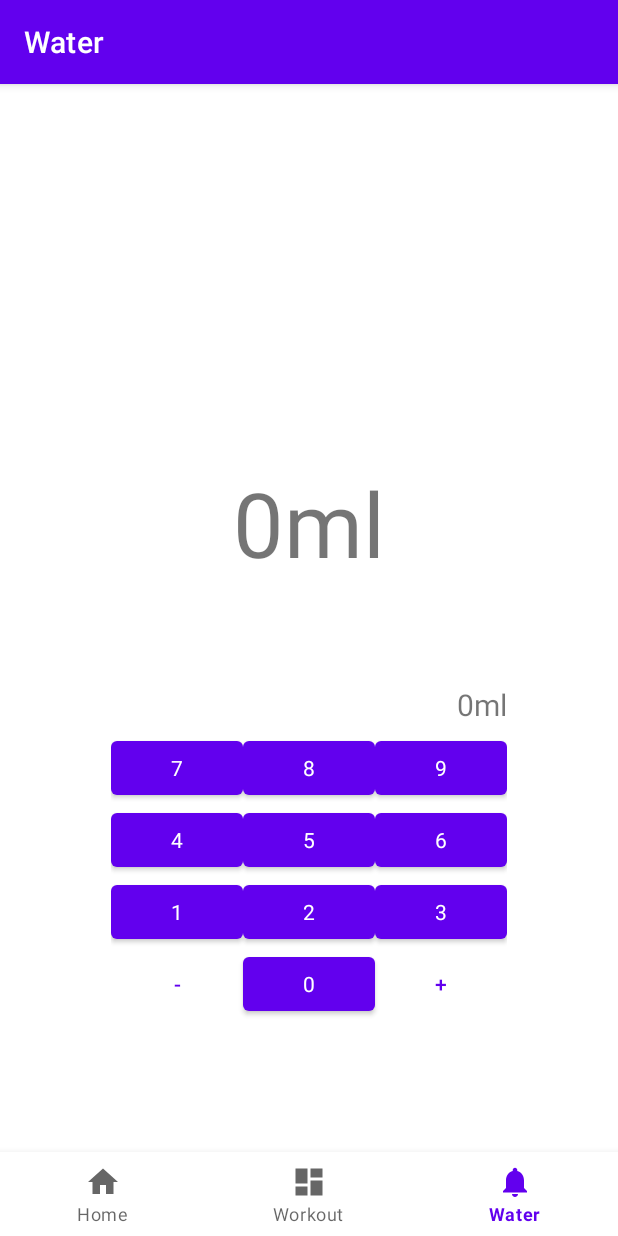
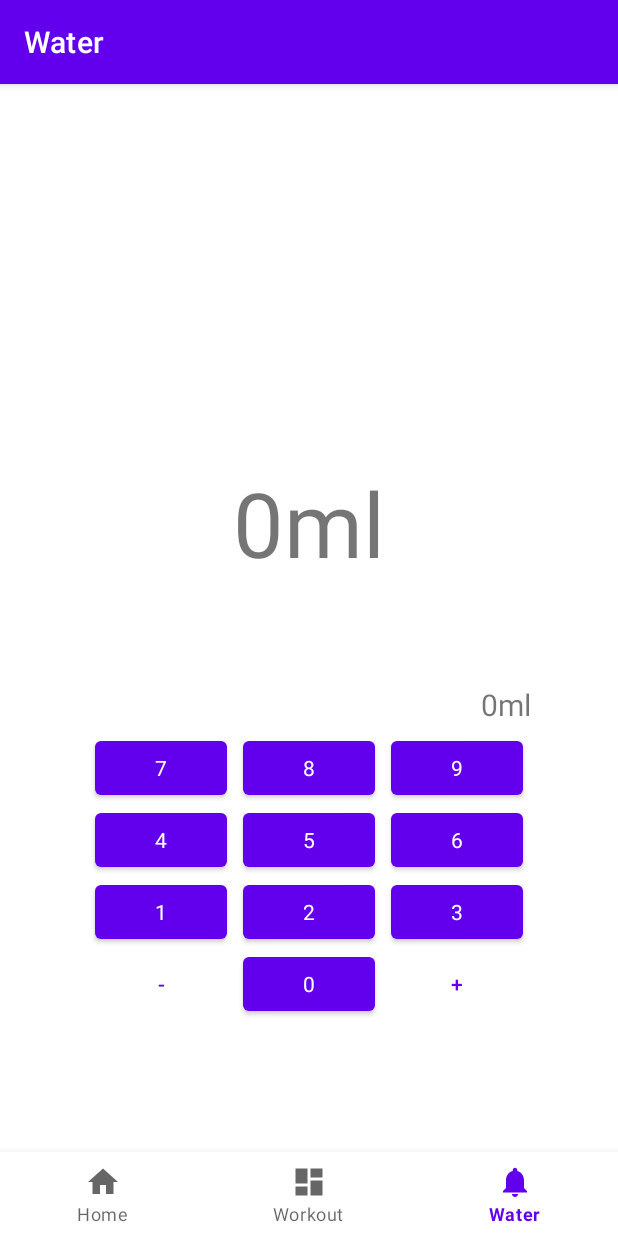
Before and after one commit to kaoala7577/BTEC-HabitTracker, an Android app: the WaterFragment screen opened through its navigation route, on a phone screen of 412 x 824 dp. Run offline under Robolectric (Android 15) with nearby library versions, the phone set to English and light mode, and no system bars; our stand-ins replace navigation-ui.

Commit message:
Optimised water calculation code No longer does calculation if no input has been given No longer goes through long if/else to determine water input number, simply grabs from button text Added 5-digit limit to user input Changed user input formatting to include a thousands-separator Added padding between buttons for readability

```diff
--- a/app/src/main/res/layout/fragment_water.xml
+++ b/app/src/main/res/layout/fragment_water.xml
@@ -39,6 +39,8 @@
                 style="?android:attr/buttonBarStyle"
                 android:layout_width="wrap_content"
                 android:layout_height="wrap_content"
+                android:layout_marginLeft="5dp"
+                android:layout_marginRight="5dp"
                 android:text="@string/button7" />
 
             <Button
@@ -46,6 +48,8 @@
                 style="?android:attr/buttonBarStyle"
                 android:layout_width="wrap_content"
                 android:layout_height="wrap_content"
+                android:layout_marginLeft="5dp"
+                android:layout_marginRight="5dp"
                 android:text="@string/button8" />
 
             <Button
@@ -53,6 +57,8 @@
                 style="?android:attr/buttonBarStyle"
                 android:layout_width="wrap_content"
                 android:layout_height="wrap_content"
+                android:layout_marginLeft="5dp"
+                android:layout_marginRight="5dp"
                 android:text="@string/button9" />
 
         </TableRow>
@@ -67,6 +73,8 @@
                 style="?android:attr/buttonBarStyle"
                 android:layout_width="wrap_content"
                 android:layout_height="wrap_content"
+                android:layout_marginLeft="5dp"
+                android:layout_marginRight="5dp"
                 android:text="@string/button4" />
 
             <Button
@@ -74,6 +82,8 @@
                 style="?android:attr/buttonBarStyle"
                 android:layout_width="wrap_content"
                 android:layout_height="wrap_content"
+                android:layout_marginLeft="5dp"
+                android:layout_marginRight="5dp"
                 android:text="@string/button5" />
 
             <Button
@@ -81,6 +91,8 @@
                 style="?android:attr/buttonBarStyle"
                 android:layout_width="wrap_content"
                 android:layout_height="wrap_content"
+                android:layout_marginLeft="5dp"
+                android:layout_marginRight="5dp"
                 android:text="@string/button6" />
         </TableRow>
 
@@ -94,6 +106,8 @@
                 style="?android:attr/buttonBarStyle"
                 android:layout_width="wrap_content"
                 android:layout_height="wrap_content"
+                android:layout_marginLeft="5dp"
+                android:layout_marginRight="5dp"
                 android:text="@string/button1" />
 
             <Button
@@ -101,6 +115,8 @@
                 style="?android:attr/buttonBarStyle"
                 android:layout_width="wrap_content"
                 android:layout_height="wrap_content"
+                android:layout_marginLeft="5dp"
+                android:layout_marginRight="5dp"
                 android:text="@string/button2" />
 
             <Button
@@ -108,6 +124,8 @@
                 style="?android:attr/buttonBarStyle"
                 android:layout_width="wrap_content"
                 android:layout_height="wrap_content"
+                android:layout_marginLeft="5dp"
+                android:layout_marginRight="5dp"
                 android:text="@string/button3" />
         </TableRow>
 
@@ -121,6 +139,8 @@
                 style="?android:attr/buttonBarNegativeButtonStyle"
                 android:layout_width="wrap_content"
                 android:layout_height="wrap_content"
+                android:layout_marginLeft="5dp"
+                android:layout_marginRight="5dp"
                 android:text="@string/button_minus" />
 
             <Button
@@ -128,6 +148,8 @@
                 style="?android:attr/buttonBarStyle"
                 android:layout_width="wrap_content"
                 android:layout_height="wrap_content"
+                android:layout_marginLeft="5dp"
+                android:layout_marginRight="5dp"
                 android:text="@string/button0" />
 
             <Button
@@ -135,6 +157,8 @@
                 style="?android:attr/buttonBarPositiveButtonStyle"
                 android:layout_width="wrap_content"
                 android:layout_height="wrap_content"
+                android:layout_marginLeft="5dp"
+                android:layout_marginRight="5dp"
                 android:text="@string/button_plus" />
         </TableRow>
     </TableLayout>
```
Also changed, not shown: app/src/main/java/dev/kaoala/habittracker/ui/water/WaterFragment.java (+4 -24 lines).
